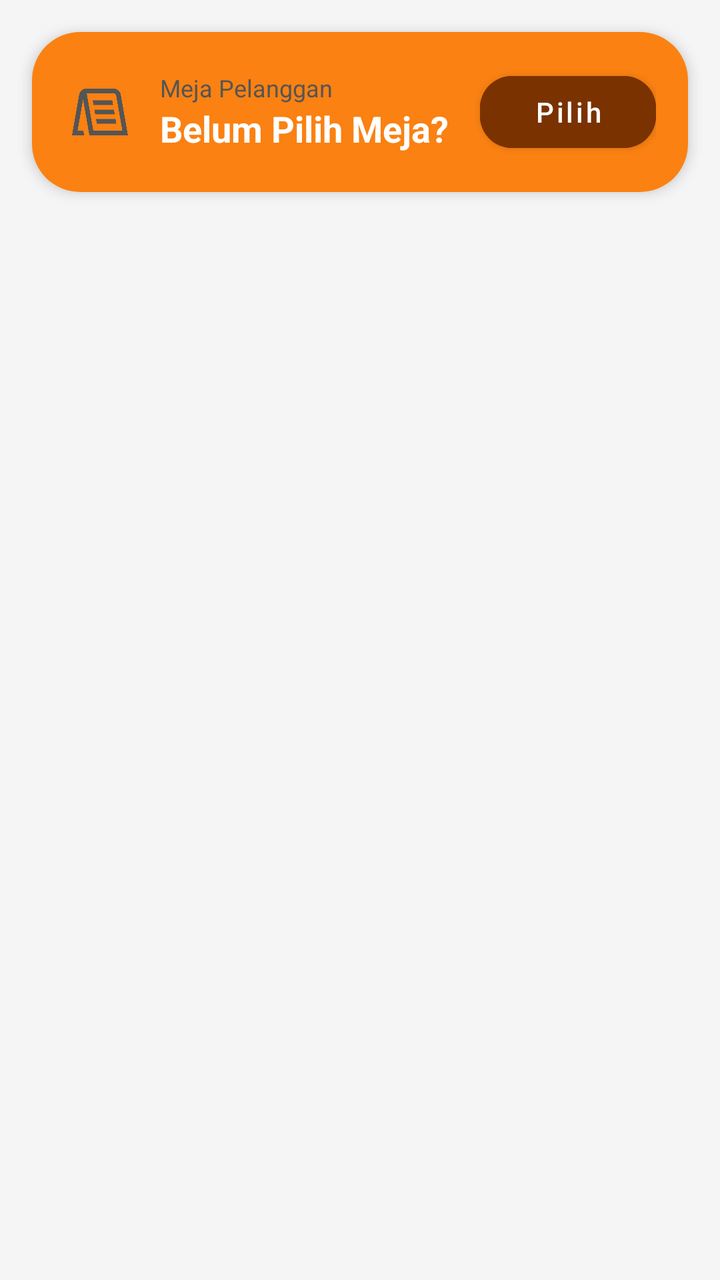
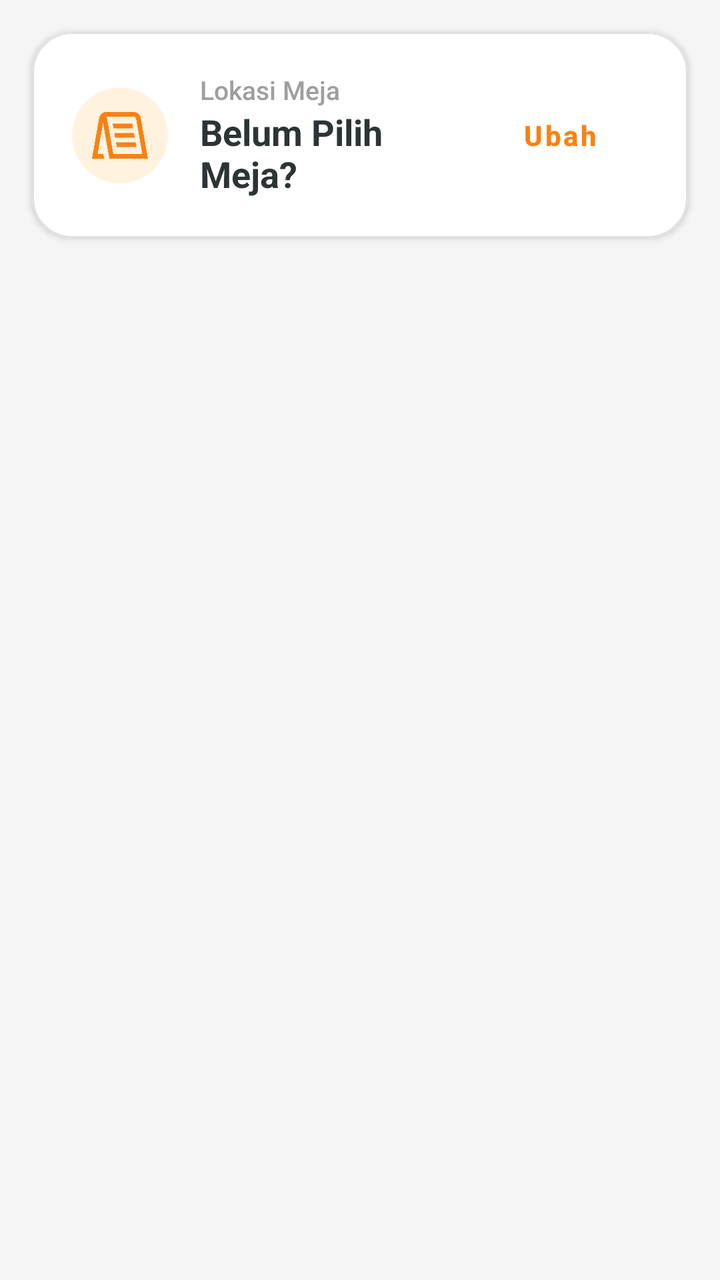

Screens rendered from an Android XML layout before and after an edit, with the pre-edit source and the edit as a unified diff.
<!-- AndroidManifest.xml: application theme Theme.Laundry -->
<!-- res/layout/fragment_waiter_menu.xml -->
<?xml version="1.0" encoding="utf-8"?>
<androidx.constraintlayout.widget.ConstraintLayout xmlns:android="http://schemas.android.com/apk/res/android"
    xmlns:tools="http://schemas.android.com/tools"
    android:layout_width="match_parent"
    android:layout_height="match_parent"
    xmlns:app="http://schemas.android.com/apk/res-auto">

    <com.google.android.material.card.MaterialCardView
        android:id="@+id/cardTableSelect"
        android:layout_width="match_parent"
        android:layout_height="wrap_content"
        android:layout_margin="16dp"
        app:cardCornerRadius="24dp"
        app:cardElevation="4dp"
        app:layout_constraintTop_toTopOf="parent">

        <LinearLayout
            android:layout_width="match_parent"
            android:layout_height="wrap_content"
            android:orientation="horizontal"
            android:padding="16dp"
            android:gravity="center_vertical"
            android:background="@color/orange_nav">

            <ImageView
                android:layout_width="36dp"
                android:layout_height="36dp"
                android:src="@drawable/img_2"
                android:padding="4dp"
                android:layout_marginEnd="12dp"
                app:tint="#555555" />

            <LinearLayout
                android:layout_width="0dp"
                android:layout_height="wrap_content"
                android:orientation="vertical"
                android:layout_weight="1">

                <TextView
                    android:layout_width="wrap_content"
                    android:layout_height="wrap_content"
                    android:text="Meja Pelanggan"
                    android:textColor="#555555"
                    android:textSize="12sp" />

                <TextView
                    android:id="@+id/tvSelectedTable"
                    android:layout_width="wrap_content"
                    android:layout_height="wrap_content"
                    android:text="Belum Pilih Meja?"
                    android:textSize="18sp"
                    android:textStyle="bold"
                    android:textColor="@color/white" />
            </LinearLayout>

            <Button
                android:id="@+id/btnSelectTable"
                android:layout_width="wrap_content"
                android:layout_height="wrap_content"
                android:text="Pilih"
                android:textAllCaps="false"
                android:backgroundTint="#7a3200"
                android:textColor="@android:color/white"
                app:cornerRadius="16dp" />
        </LinearLayout>
    </com.google.android.material.card.MaterialCardView>

    <androidx.recyclerview.widget.RecyclerView
        android:id="@+id/rvMenuList"
        android:layout_width="match_parent"
        android:layout_height="0dp"
        android:paddingTop="8dp"
        android:paddingBottom="85dp"
        android:clipToPadding="false"
        app:layoutManager="androidx.recyclerview.widget.LinearLayoutManager"
        app:layout_constraintBottom_toBottomOf="parent"
        app:layout_constraintTop_toBottomOf="@id/cardTableSelect"
        app:layout_constraintVertical_bias="1.0"
        tools:layout_editor_absoluteX="-92dp" />

</androidx.constraintlayout.widget.ConstraintLayout>
<!-- resources referenced by this layout -->
<resources>
  <color name="orange_nav">#FA8112</color>
  <color name="white">#ffffff</color>
  <!-- drawable img_2: png bitmap (drawable, 11800 bytes) -->
  <style name="Theme.Laundry" parent="Theme.MaterialComponents.DayNight.DarkActionBar">
          
          <item name="colorPrimary">@color/button</item>
          <item name="colorPrimaryVariant">@color/button</item>
          <item name="colorOnPrimary">@color/white</item>
          
  
          <item name="colorSecondaryVariant">@color/black</item>
          <item name="colorOnSecondary">@color/text</item>
          
          <item name="android:statusBarColor">?attr/colorPrimaryVariant</item>
          
          <item name="android:windowBackground">@color/background</item>
      </style>
  <color name="button">#6200EE</color>
  <color name="black">#000000</color>
  <color name="text">#212121</color>
  <color name="background">#F5F5F5</color>
</resources>

<!-- the commit's change to res/layout/fragment_waiter_menu.xml (unified diff, before → after) -->
@@ -10,38 +10,49 @@
         android:layout_width="match_parent"
         android:layout_height="wrap_content"
         android:layout_margin="16dp"
-        app:cardCornerRadius="24dp"
-        app:cardElevation="4dp"
+        app:cardCornerRadius="20dp"
+        app:cardElevation="2dp"
+        app:strokeWidth="1dp"
+        app:strokeColor="#E0E0E0"
         app:layout_constraintTop_toTopOf="parent">
 
-        <LinearLayout
+        <androidx.constraintlayout.widget.ConstraintLayout
             android:layout_width="match_parent"
             android:layout_height="wrap_content"
-            android:orientation="horizontal"
-            android:padding="16dp"
-            android:gravity="center_vertical"
-            android:background="@color/orange_nav">
+            android:padding="20dp"
+            android:background="@color/white">
 
             <ImageView
-                android:layout_width="36dp"
-                android:layout_height="36dp"
+                android:id="@+id/ivTableIcon"
+                android:layout_width="48dp"
+                android:layout_height="48dp"
                 android:src="@drawable/img_2"
-                android:padding="4dp"
-                android:layout_marginEnd="12dp"
-                app:tint="#555555" />
+                android:background="@drawable/nav_item_active_indicator"
+                android:backgroundTint="#FFF3E0"
+                android:padding="10dp"
+                app:layout_constraintStart_toStartOf="parent"
+                app:layout_constraintTop_toTopOf="parent"
+                app:layout_constraintBottom_toBottomOf="parent"
+                app:tint="@color/orange_nav" />
 
             <LinearLayout
                 android:layout_width="0dp"
                 android:layout_height="wrap_content"
                 android:orientation="vertical"
-                android:layout_weight="1">
+                android:layout_marginStart="16dp"
+                android:layout_marginEnd="12dp"
+                app:layout_constraintStart_toEndOf="@id/ivTableIcon"
+                app:layout_constraintEnd_toStartOf="@id/btnSelectTable"
+                app:layout_constraintTop_toTopOf="parent"
+                app:layout_constraintBottom_toBottomOf="parent">
 
                 <TextView
                     android:layout_width="wrap_content"
                     android:layout_height="wrap_content"
-                    android:text="Meja Pelanggan"
-                    android:textColor="#555555"
-                    android:textSize="12sp" />
+                    android:text="Lokasi Meja"
+                    android:textColor="#9E9E9E"
+                    android:textSize="13sp"
+                    android:fontFamily="sans-serif-medium" />
 
                 <TextView
                     android:id="@+id/tvSelectedTable"
@@ -50,19 +61,23 @@
                     android:text="Belum Pilih Meja?"
                     android:textSize="18sp"
                     android:textStyle="bold"
-                    android:textColor="@color/white" />
+                    android:textColor="#2D3436" />
             </LinearLayout>
 
-            <Button
+            <com.google.android.material.button.MaterialButton
                 android:id="@+id/btnSelectTable"
+                style="@style/Widget.MaterialComponents.Button.TextButton"
                 android:layout_width="wrap_content"
                 android:layout_height="wrap_content"
-                android:text="Pilih"
+                android:text="Ubah"
                 android:textAllCaps="false"
-                android:backgroundTint="#7a3200"
-                android:textColor="@android:color/white"
-                app:cornerRadius="16dp" />
-        </LinearLayout>
+                android:textColor="@color/orange_nav"
+                android:textSize="14sp"
+                android:textStyle="bold"
+                app:layout_constraintEnd_toEndOf="parent"
+                app:layout_constraintTop_toTopOf="parent"
+                app:layout_constraintBottom_toBottomOf="parent" />
+        </androidx.constraintlayout.widget.ConstraintLayout>
     </com.google.android.material.card.MaterialCardView>
 
     <androidx.recyclerview.widget.RecyclerView
<!-- resource entries referenced after the edit -->
@@ -3,6 +3,12 @@
   <color name="orange_nav">#FA8112</color>
   <color name="white">#ffffff</color>
   <!-- drawable img_2: png bitmap (drawable, 11800 bytes) -->
+  <!-- drawable nav_item_active_indicator (drawable) -->
+  <?xml version="1.0" encoding="utf-8"?>
+  <shape xmlns:android="http://schemas.android.com/apk/res/android">
+      <solid android:color="@color/orange_nav" />
+      <corners android:radius="100dp" />
+  </shape>
   <style name="Theme.Laundry" parent="Theme.MaterialComponents.DayNight.DarkActionBar">
           
           <item name="colorPrimary">@color/button</item>
